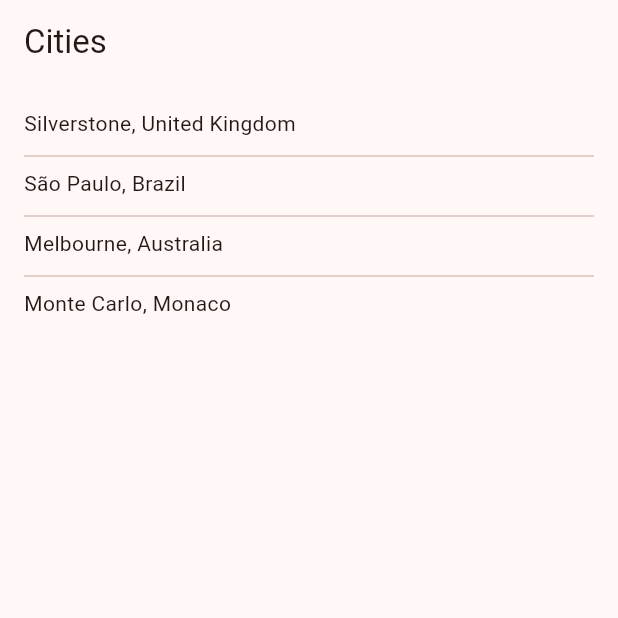
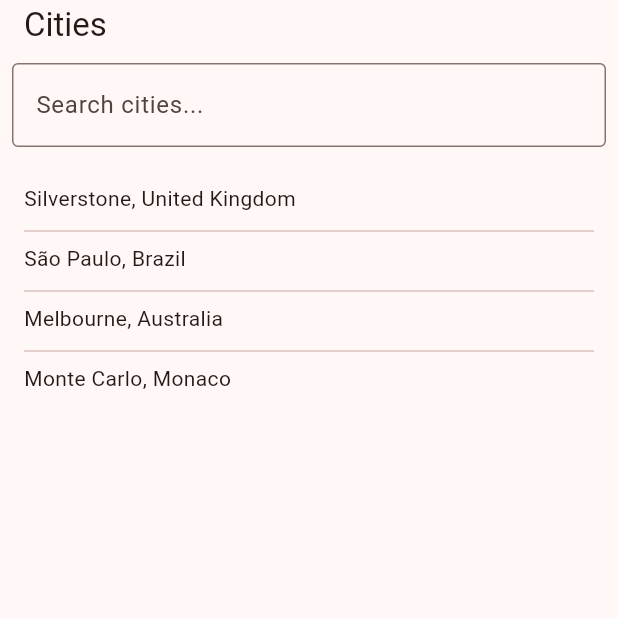
Before and after one commit to migueloli/city-weather, a Flutter app: the screen it shows after launch, on a phone screen of 412 x 824 dp, the top half of it. Run offline on Flutter 3.47's test engine with Material 3 defaults, Android fonts, the phone set to English and light mode, and no system bars; our stand-ins replace equatable, flutter_bloc, flutter_dotenv, get_it, go_router, internet_connection_checker_plus; network calls fail.

Commit message:
feat(home): Add search

```diff
--- a/lib/presentation/home/bloc/home_bloc.dart
+++ b/lib/presentation/home/bloc/home_bloc.dart
@@ -12,6 +12,7 @@ part 'home_state.dart';
 class HomeBloc extends Bloc<HomeEvent, HomeState> {
   HomeBloc(this.getCitiesUseCase) : super(HomeInitial()) {
     on<FetchCitiesEvent>(_onFetchCities);
+    on<SearchCitiesEvent>(_onSearchCities);
     add(const FetchCitiesEvent());
   }
 
@@ -28,4 +29,16 @@ class HomeBloc extends Bloc<HomeEvent, HomeState> {
       emit(HomeError(message: 'Something went wrong. Please try again later.'));
     }
   }
+
+  void _onSearchCities(SearchCitiesEvent event, Emitter<HomeState> emit) {
+    if (state is HomeLoaded) {
+      final currentState = state as HomeLoaded;
+      final filteredCities = currentState.cities.where((city) {
+        return city.cityName.toLowerCase().contains(event.query.toLowerCase());
+      }).toList();
+      emit(
+        HomeLoaded(cities: currentState.cities, filteredCities: filteredCities),
+      );
+    }
+  }
 }
--- a/lib/presentation/home/bloc/home_event.dart
+++ b/lib/presentation/home/bloc/home_event.dart
@@ -10,3 +10,12 @@ final class FetchCitiesEvent extends HomeEvent {
   @override
   List<Object> get props => [];
 }
+
+class SearchCitiesEvent extends HomeEvent {
+  const SearchCitiesEvent(this.query);
+
+  final String query;
+
+  @override
+  List<Object?> get props => [query];
+}
--- a/lib/presentation/home/bloc/home_state.dart
+++ b/lib/presentation/home/bloc/home_state.dart
@@ -18,13 +18,15 @@ final class HomeLoading extends HomeState {
   List<Object> get props => [];
 }
 
-final class HomeLoaded extends HomeState {
-  const HomeLoaded({required this.cities});
+class HomeLoaded extends HomeState {
+  const HomeLoaded({required this.cities, List<City>? filteredCities})
+      : filteredCities = filteredCities ?? cities;
 
   final List<City> cities;
+  final List<City> filteredCities;
 
   @override
-  List<Object> get props => [cities];
+  List<Object> get props => [cities, filteredCities];
 }
 
 final class HomeError extends HomeState {
--- a/lib/presentation/home/home_page.dart
+++ b/lib/presentation/home/home_page.dart
@@ -1,7 +1,7 @@
-import 'package:city_weather/domain/entities/city.dart';
 import 'package:city_weather/injection/service_locator.dart';
 import 'package:city_weather/presentation/home/bloc/home_bloc.dart';
 import 'package:city_weather/presentation/home/widgets/home_city_list_item.dart';
+import 'package:city_weather/presentation/home/widgets/home_search_field.dart';
 import 'package:flutter/material.dart';
 import 'package:flutter_bloc/flutter_bloc.dart';
 
@@ -15,6 +15,13 @@ class HomePage extends StatelessWidget {
       child: Scaffold(
         appBar: AppBar(
           title: Text('Cities'),
+          bottom: PreferredSize(
+            preferredSize: Size.fromHeight(50.0),
+            child: Padding(
+              padding: const EdgeInsets.all(8.0),
+              child: HomeSearchField(),
+            ),
+          ),
         ),
         body: BlocBuilder<HomeBloc, HomeState>(
           builder: (context, state) {
@@ -23,14 +30,14 @@ class HomePage extends StatelessWidget {
             }
 
             if (state is HomeLoaded) {
-              final List<City> cities = state.cities;
+              final filteredCities = state.filteredCities;
               return Padding(
                 padding: const EdgeInsets.all(16.0),
                 child: ListView.separated(
                   itemBuilder: (context, index) =>
-                      HomeCityListItem(city: cities[index]),
+                      HomeCityListItem(city: filteredCities[index]),
                   separatorBuilder: (context, index) => const Divider(),
-                  itemCount: cities.length,
+                  itemCount: filteredCities.length,
                 ),
               );
             }
--- /dev/null
+++ b/lib/presentation/home/widgets/home_search_field.dart
@@ -0,0 +1,20 @@
+import 'package:city_weather/presentation/home/bloc/home_bloc.dart';
+import 'package:flutter/material.dart';
+import 'package:flutter_bloc/flutter_bloc.dart';
+
+class HomeSearchField extends StatelessWidget {
+  const HomeSearchField({super.key});
+
+  @override
+  Widget build(BuildContext context) {
+    return TextField(
+      onChanged: (query) {
+        context.read<HomeBloc>().add(SearchCitiesEvent(query));
+      },
+      decoration: InputDecoration(
+        hintText: 'Search cities...',
+        border: OutlineInputBorder(),
+      ),
+    );
+  }
+}
```
